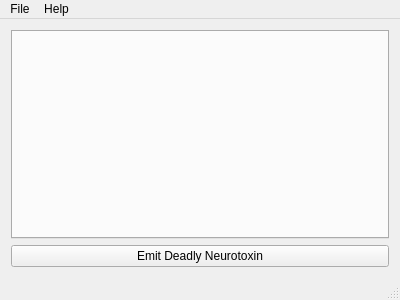
Above: DynamicVisuAnalyzer/dynamicvisuanalyzer.ui from MKozuch/DynamicVisuAnalyzer before the change. Below: the same form after it.
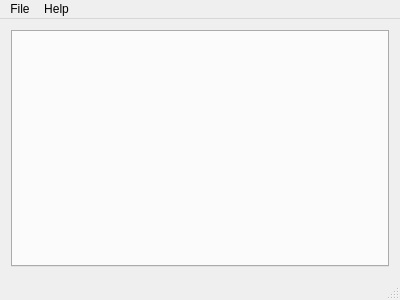
That is the form after the change.

```diff
--- a/DynamicVisuAnalyzer/dynamicvisuanalyzer.ui
+++ b/DynamicVisuAnalyzer/dynamicvisuanalyzer.ui
@@ -28,13 +28,6 @@
       </property>
      </widget>
     </item>
-    <item row="1" column="0">
-     <widget class="QPushButton" name="neurotoxinEmitter">
-      <property name="text">
-       <string>Emit Deadly Neurotoxin</string>
-      </property>
-     </widget>
-    </item>
    </layout>
   </widget>
   <widget class="QMenuBar" name="menuBar">
```
